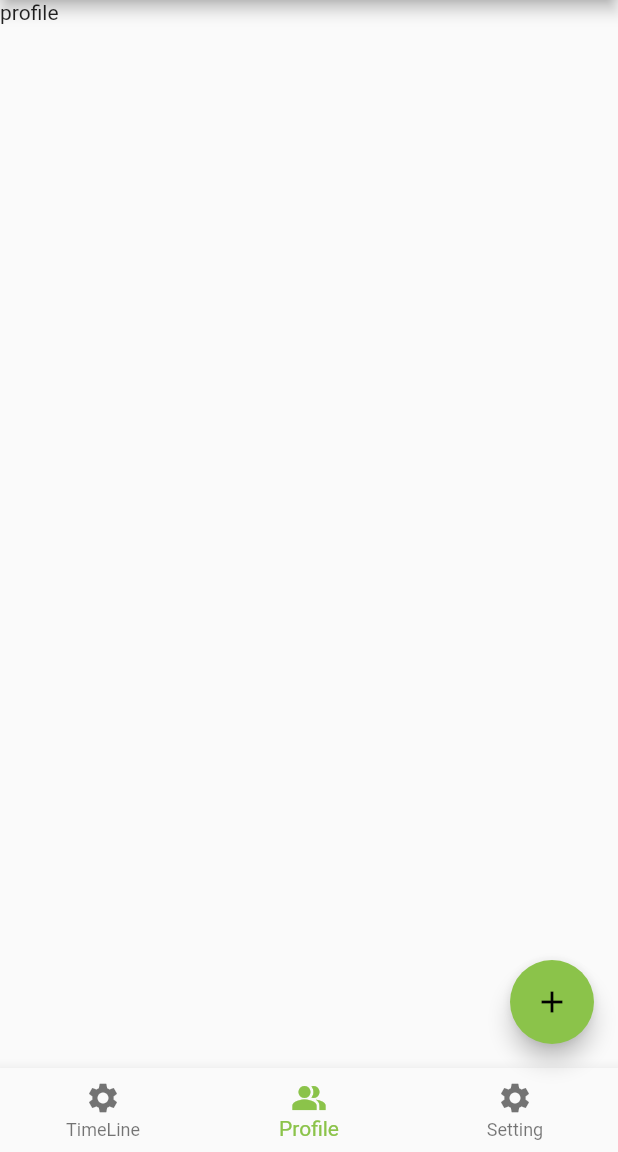
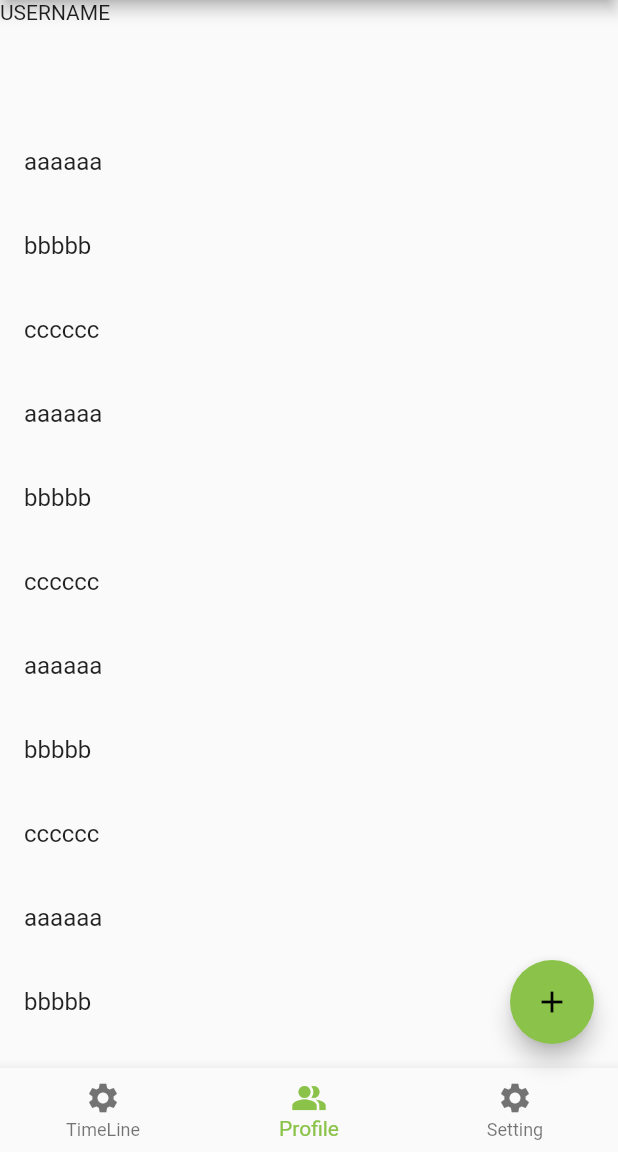
Before and after one commit to seipan1213/cleanApp, a Flutter app: the screen it shows after launch, item 2 of the bottom bar chosen, on a phone screen of 412 x 824 dp, the part 84-1236 px from its top. Run offline on Flutter 3.47's test engine with Material 2 defaults, Android fonts, the phone set to English and light mode, and no system bars.

Commit message:
userinfo_and_timeline

```diff
--- a/lib/fragments/cleaning_setting.dart
+++ b/lib/fragments/cleaning_setting.dart
@@ -0,0 +1 @@
+import 'package:flutter/material.dart';
--- a/lib/fragments/profile.dart
+++ b/lib/fragments/profile.dart
@@ -0,0 +1,33 @@
+import 'package:flutter/material.dart';
+
+List postList = [
+  {'content': 'aaaaaa'},
+  {'content': 'bbbbb'},
+  {'content': 'cccccc'}
+];
+
+class UserInfo extends StatelessWidget {
+  const UserInfo({Key? key}) : super(key: key);
+  @override
+  Widget build(BuildContext context) {
+    return Column(
+      mainAxisAlignment: MainAxisAlignment.center,
+      children: [
+        const SizedBox(
+          width: double.infinity,
+          height: 80,
+          child: Text('USERNAME'),
+        ),
+        Expanded(
+          child: ListView.builder(
+              itemCount: 100,
+              itemBuilder: (context, index) {
+                return ListTile(
+                  title: Text(postList[index % 3]['content']),
+                );
+              }),
+        )
+      ],
+    );
+  }
+}
--- a/lib/fragments/timeline.dart
+++ b/lib/fragments/timeline.dart
@@ -0,0 +1,29 @@
+import 'package:flutter/material.dart';
+
+List postList = [
+  {'username': 'あ', 'content': 'aaaaaa'},
+  {'username': 'い', 'content': 'bbbbb'},
+  {'username': 'う', 'content': 'cccccc'}
+];
+
+class PostInfo extends StatelessWidget {
+  const PostInfo({Key? key}) : super(key: key);
+  @override
+  Widget build(BuildContext context) {
+    return Column(
+      mainAxisAlignment: MainAxisAlignment.center,
+      children: [
+        Expanded(
+          child: ListView.builder(
+              itemCount: 100,
+              itemBuilder: (context, index) {
+                return ListTile(
+                  title: Text(postList[index % 3]['username']),
+                  subtitle: Text(postList[index % 3]['content']),
+                );
+              }),
+        )
+      ],
+    );
+  }
+}
--- a/lib/main.dart
+++ b/lib/main.dart
@@ -1,4 +1,6 @@
 import 'package:flutter/material.dart';
+import 'fragments/profile.dart';
+import 'fragments/timeline.dart';
 
 void main() {
   runApp(const MyApp());
@@ -6,22 +8,10 @@ void main() {
 
 class MyApp extends StatelessWidget {
   const MyApp({super.key});
-
-  // This widget is the root of your application.
-  @override
   Widget build(BuildContext context) {
     return MaterialApp(
       title: 'Cleaning Reminder',
       theme: ThemeData(
-        // This is the theme of your application.
-        //
-        // Try running your application with "flutter run". You'll see the
-        // application has a blue toolbar. Then, without quitting the app, try
-        // changing the primarySwatch below to Colors.green and then invoke
-        // "hot reload" (press "r" in the console where you ran "flutter run",
-        // or simply save your changes to "hot reload" in a Flutter IDE).
-        // Notice that the counter didn't reset back to zero; the application
-        // is not restarted.
         primarySwatch: Colors.lightGreen,
       ),
       home: const MyHomePage(title: 'Cleaning Reminder'),
@@ -31,15 +21,6 @@ class MyApp extends StatelessWidget {
 
 class MyHomePage extends StatefulWidget {
   const MyHomePage({super.key, required this.title});
-
-  // This widget is the home page of your application. It is stateful, meaning
-  // that it has a State object (defined below) that contains fields that affect
-  // how it looks.
-
-  // This class is the configuration for the state. It holds the values (in this
-  // case the title) provided by the parent (in this case the App widget) and
-  // used by the build method of the State. Fields in a Widget subclass are
-  // always marked "final".
 
   final String title;
 
@@ -53,28 +34,16 @@ class _MyHomePageState extends State<MyHomePage> {
 
   void _incrementCounter() {
     setState(() {
-      // This call to setState tells the Flutter framework that something has
-      // changed in this State, which causes it to rerun the build method below
-      // so that the display can reflect the updated values. If we changed
-      // _counter without calling setState(), then the build method would not be
-      // called again, and so nothing would appear to happen.
       _counter++;
     });
   }
 
   @override
   Widget build(BuildContext context) {
-    // This method is rerun every time setState is called, for instance as done
-    // by the _incrementCounter method above.
-    //
-    // The Flutter framework has been optimized to make rerunning build methods
-    // fast, so that you can just rebuild anything that needs updating rather
-    // than having to individually change instances of widgets.
     List<Widget> pages = [
-      Text("TimeLine"),
-      Text("profile"),
-      Text("CleaningSetting"),
-      Text("投稿ページ"),
+      PostInfo(),
+      UserInfo(),
+      Text('aaaaaaa'),
     ];
     void onTapItem(int index) {
       setState(() {
@@ -84,8 +53,6 @@ class _MyHomePageState extends State<MyHomePage> {
 
     return Scaffold(
       appBar: AppBar(
-        // Here we take the value from the MyHomePage object that was created by
-        // the App.build method, and use it to set our appbar title.
         title: Text(widget.title),
       ),
       body: pages[selectIndex],
```
